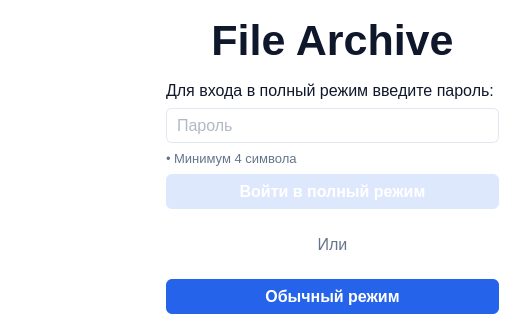
This is ui/passwordUI.ui in pntech-dev/File-Archive as Qt 5 draws it before an edit. The edited form follows.
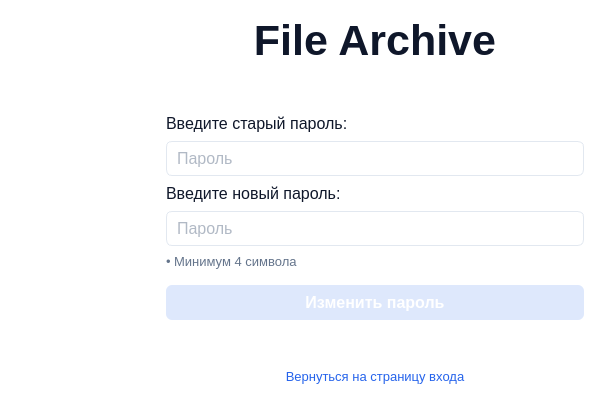
This is the edited form. The open tabs and pages were chosen to show the change.

Commit message: feat(ui): add password change page

What changed in the file:
```diff
--- a/ui/passwordUI.ui
+++ b/ui/passwordUI.ui
@@ -6,20 +6,20 @@
    <rect>
     <x>0</x>
     <y>0</y>
-    <width>515</width>
-    <height>330</height>
+    <width>600</width>
+    <height>400</height>
    </rect>
   </property>
   <property name="minimumSize">
    <size>
-    <width>515</width>
-    <height>330</height>
+    <width>600</width>
+    <height>400</height>
    </size>
   </property>
   <property name="maximumSize">
    <size>
-    <width>515</width>
-    <height>330</height>
+    <width>600</width>
+    <height>400</height>
    </size>
   </property>
   <property name="windowTitle">
@@ -143,25 +143,11 @@
     </widget>
    </item>
    <item>
-    <widget class="QFrame" name="actions_frame">
-     <property name="minimumSize">
-      <size>
-       <width>351</width>
-       <height>321</height>
-      </size>
+    <widget class="QStackedWidget" name="stackedWidget">
+     <property name="currentIndex">
+      <number>0</number>
      </property>
-     <property name="font">
-      <font>
-       <family>Segoe UI</family>
-       <pointsize>12</pointsize>
-      </font>
-     </property>
-     <property name="frameShape">
-      <enum>QFrame::StyledPanel</enum>
-     </property>
-     <property name="frameShadow">
-      <enum>QFrame::Raised</enum>
-     </property>
+     <widget class="QWidget" name="auth_page">
      <layout class="QVBoxLayout" name="verticalLayout_2">
       <property name="spacing">
        <number>16</number>
@@ -181,7 +167,7 @@
       <item>
        <widget class="QLabel" name="logo_label">
         <property name="sizePolicy">
-         <sizepolicy hsizetype="Expanding" vsizetype="Fixed">
+          <sizepolicy hsizetype="Expanding" vsizetype="Maximum">
           <horstretch>0</horstretch>
           <verstretch>0</verstretch>
          </sizepolicy>
@@ -202,6 +188,19 @@
         </property>
        </widget>
       </item>
+       <item>
+        <spacer name="verticalSpacer">
+         <property name="orientation">
+          <enum>Qt::Vertical</enum>
+         </property>
+         <property name="sizeHint" stdset="0">
+          <size>
+           <width>20</width>
+           <height>40</height>
+          </size>
+         </property>
+        </spacer>
+       </item>
       <item>
        <widget class="QFrame" name="password_frame">
         <property name="frameShape">
@@ -293,7 +292,7 @@
             </font>
            </property>
            <property name="text">
-            <string>Войти в полный режим</string>
+             <string>Полный режим</string>
            </property>
           </widget>
          </item>
@@ -342,7 +341,283 @@
         </property>
        </widget>
       </item>
-     </layout>
+       <item>
+        <spacer name="verticalSpacer_2">
+         <property name="orientation">
+          <enum>Qt::Vertical</enum>
+         </property>
+         <property name="sizeHint" stdset="0">
+          <size>
+           <width>20</width>
+           <height>40</height>
+          </size>
+         </property>
+        </spacer>
+       </item>
+       <item>
+        <widget class="QLabel" name="change_password_label">
+         <property name="font">
+          <font>
+           <family>Segoe UI</family>
+           <pointsize>10</pointsize>
+          </font>
+         </property>
+         <property name="styleSheet">
+          <string notr="true">QLabel {
+	color: #2563EB;
+}
+
+QLabel:hover {
+	color: #5283EF;
+}
+
+QLabel:pressed {
+	color: #124CC9;
+}
+
+QLabel:pressed {
+	color: #DEE8FC;
+}</string>
+         </property>
+         <property name="text">
+          <string>Изменить пароль</string>
+         </property>
+         <property name="alignment">
+          <set>Qt::AlignCenter</set>
+         </property>
+        </widget>
+       </item>
+      </layout>
+     </widget>
+     <widget class="QWidget" name="change_password_page">
+      <layout class="QVBoxLayout" name="verticalLayout_4">
+       <property name="spacing">
+        <number>16</number>
+       </property>
+       <property name="leftMargin">
+        <number>16</number>
+       </property>
+       <property name="topMargin">
+        <number>16</number>
+       </property>
+       <property name="rightMargin">
+        <number>16</number>
+       </property>
+       <property name="bottomMargin">
+        <number>16</number>
+       </property>
+       <item>
+        <widget class="QLabel" name="logo_label_2">
+         <property name="sizePolicy">
+          <sizepolicy hsizetype="Expanding" vsizetype="Fixed">
+           <horstretch>0</horstretch>
+           <verstretch>0</verstretch>
+          </sizepolicy>
+         </property>
+         <property name="font">
+          <font>
+           <family>Segoe UI</family>
+           <pointsize>32</pointsize>
+           <weight>75</weight>
+           <bold>true</bold>
+          </font>
+         </property>
+         <property name="text">
+          <string>File Archive</string>
+         </property>
+         <property name="alignment">
+          <set>Qt::AlignCenter</set>
+         </property>
+        </widget>
+       </item>
+       <item>
+        <spacer name="verticalSpacer_4">
+         <property name="orientation">
+          <enum>Qt::Vertical</enum>
+         </property>
+         <property name="sizeHint" stdset="0">
+          <size>
+           <width>20</width>
+           <height>40</height>
+          </size>
+         </property>
+        </spacer>
+       </item>
+       <item>
+        <widget class="QFrame" name="frame">
+         <property name="frameShape">
+          <enum>QFrame::StyledPanel</enum>
+         </property>
+         <property name="frameShadow">
+          <enum>QFrame::Raised</enum>
+         </property>
+         <layout class="QVBoxLayout" name="verticalLayout_3">
+          <property name="spacing">
+           <number>8</number>
+          </property>
+          <property name="leftMargin">
+           <number>0</number>
+          </property>
+          <property name="topMargin">
+           <number>0</number>
+          </property>
+          <property name="rightMargin">
+           <number>0</number>
+          </property>
+          <property name="bottomMargin">
+           <number>0</number>
+          </property>
+          <item>
+           <widget class="QLabel" name="old_password_label">
+            <property name="font">
+             <font>
+              <family>Segoe UI</family>
+              <pointsize>12</pointsize>
+             </font>
+            </property>
+            <property name="text">
+             <string>Введите старый пароль:</string>
+            </property>
+           </widget>
+          </item>
+          <item>
+           <widget class="QLineEdit" name="old_password_lineEdit">
+            <property name="font">
+             <font>
+              <family>Segoe UI</family>
+              <pointsize>12</pointsize>
+             </font>
+            </property>
+            <property name="echoMode">
+             <enum>QLineEdit::Password</enum>
+            </property>
+            <property name="placeholderText">
+             <string>Пароль</string>
+            </property>
+           </widget>
+          </item>
+          <item>
+           <widget class="QLabel" name="new_password_label">
+            <property name="font">
+             <font>
+              <family>Segoe UI</family>
+              <pointsize>12</pointsize>
+             </font>
+            </property>
+            <property name="text">
+             <string>Введите новый пароль:</string>
+            </property>
+           </widget>
+          </item>
+          <item>
+           <widget class="QLineEdit" name="new_password_lineEdit">
+            <property name="font">
+             <font>
+              <family>Segoe UI</family>
+              <pointsize>12</pointsize>
+             </font>
+            </property>
+            <property name="echoMode">
+             <enum>QLineEdit::Password</enum>
+            </property>
+            <property name="placeholderText">
+             <string>Пароль</string>
+            </property>
+           </widget>
+          </item>
+          <item>
+           <widget class="QLabel" name="hint_label_2">
+            <property name="font">
+             <font>
+              <family>Segoe UI</family>
+              <pointsize>10</pointsize>
+             </font>
+            </property>
+            <property name="styleSheet">
+             <string notr="true">QLabel {
+	color: #64748B;
+}</string>
+            </property>
+            <property name="text">
+             <string>• Минимум 4 символа</string>
+            </property>
+           </widget>
+          </item>
+         </layout>
+        </widget>
+       </item>
+       <item>
+        <widget class="QPushButton" name="change_pushButton">
+         <property name="enabled">
+          <bool>false</bool>
+         </property>
+         <property name="minimumSize">
+          <size>
+           <width>0</width>
+           <height>35</height>
+          </size>
+         </property>
+         <property name="font">
+          <font>
+           <family>Segoe UI</family>
+           <pointsize>12</pointsize>
+           <weight>75</weight>
+           <bold>true</bold>
+          </font>
+         </property>
+         <property name="text">
+          <string>Изменить пароль</string>
+         </property>
+        </widget>
+       </item>
+       <item>
+        <spacer name="verticalSpacer_3">
+         <property name="orientation">
+          <enum>Qt::Vertical</enum>
+         </property>
+         <property name="sizeHint" stdset="0">
+          <size>
+           <width>20</width>
+           <height>40</height>
+          </size>
+         </property>
+        </spacer>
+       </item>
+       <item>
+        <widget class="QLabel" name="back_auth_label">
+         <property name="font">
+          <font>
+           <family>Segoe UI</family>
+           <pointsize>10</pointsize>
+          </font>
+         </property>
+         <property name="styleSheet">
+          <string notr="true">QLabel {
+	color: #2563EB;
+}
+
+QLabel:hover {
+	color: #5283EF;
+}
+
+QLabel:pressed {
+	color: #124CC9;
+}
+
+QLabel:pressed {
+	color: #DEE8FC;
+}</string>
+         </property>
+         <property name="text">
+          <string>Вернуться на страницу входа</string>
+         </property>
+         <property name="alignment">
+          <set>Qt::AlignCenter</set>
+         </property>
+        </widget>
+       </item>
+      </layout>
+     </widget>
     </widget>
    </item>
   </layout>
```
Left out of the diff: 2 changed lines with no effect on the pictures. Lines whose indentation alone changed are shown as unchanged. The commit also changes 6 other files.
